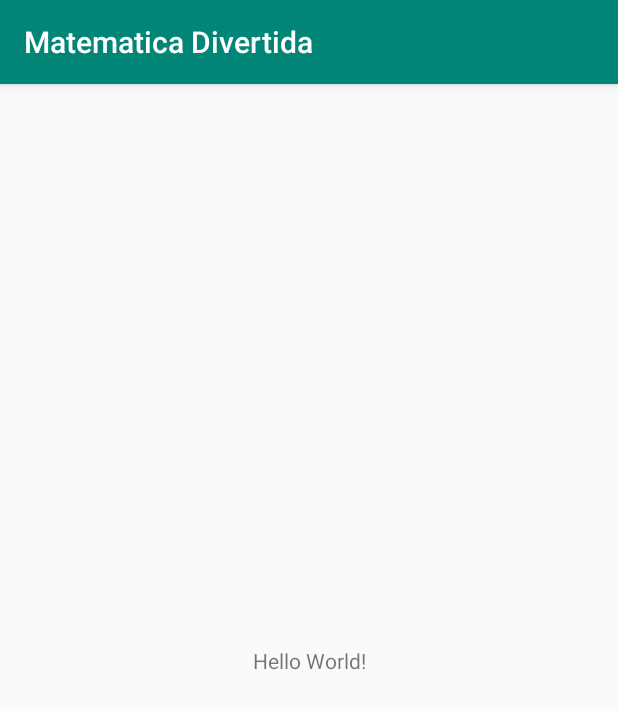
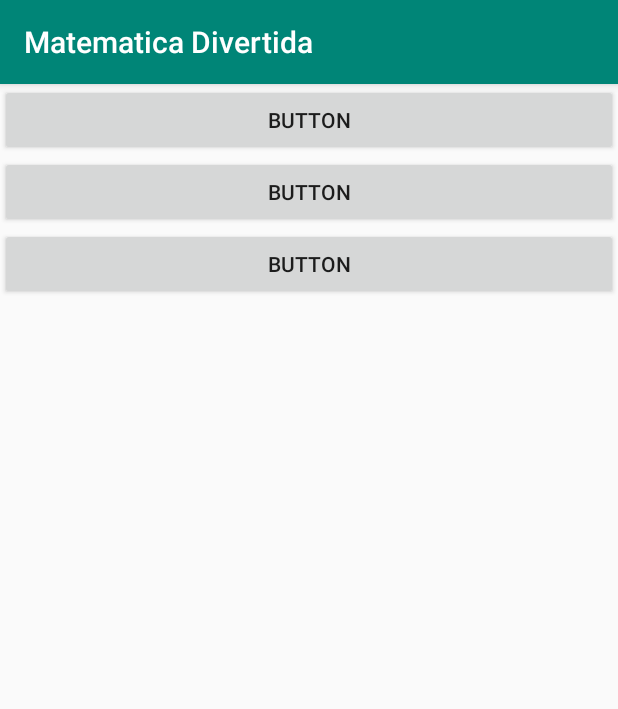
Before and after one commit to patrickdziura/MatematicaDivertida, an Android app: the screen it shows after launch (MainActivity), on a phone screen of 412 x 824 dp. Shown: the top 709 px of the screen. Run offline under Robolectric (Android 15) with nearby library versions, the phone set to English and light mode, and no system bars.

Commit message:
Botões adicionados

```diff
--- a/app/src/main/res/layout/activity_main.xml
+++ b/app/src/main/res/layout/activity_main.xml
@@ -1,18 +1,27 @@
 <?xml version="1.0" encoding="utf-8"?>
-<android.support.constraint.ConstraintLayout xmlns:android="http://schemas.android.com/apk/res/android"
+<LinearLayout xmlns:android="http://schemas.android.com/apk/res/android"
     xmlns:app="http://schemas.android.com/apk/res-auto"
     xmlns:tools="http://schemas.android.com/tools"
     android:layout_width="match_parent"
     android:layout_height="match_parent"
-    tools:context=".MainActivity">
+    android:orientation="vertical"
+    tools:context=".MainActivity" >
 
-    <TextView
-        android:layout_width="wrap_content"
+    <Button
+        android:id="@+id/button"
+        android:layout_width="match_parent"
         android:layout_height="wrap_content"
-        android:text="Hello World!"
-        app:layout_constraintBottom_toBottomOf="parent"
-        app:layout_constraintLeft_toLeftOf="parent"
-        app:layout_constraintRight_toRightOf="parent"
-        app:layout_constraintTop_toTopOf="parent" />
+        android:text="Button" />
 
-</android.support.constraint.ConstraintLayout>
+    <Button
+        android:id="@+id/button2"
+        android:layout_width="match_parent"
+        android:layout_height="wrap_content"
+        android:text="Button" />
+
+    <Button
+        android:id="@+id/button3"
+        android:layout_width="match_parent"
+        android:layout_height="wrap_content"
+        android:text="Button" />
+</LinearLayout>
```
